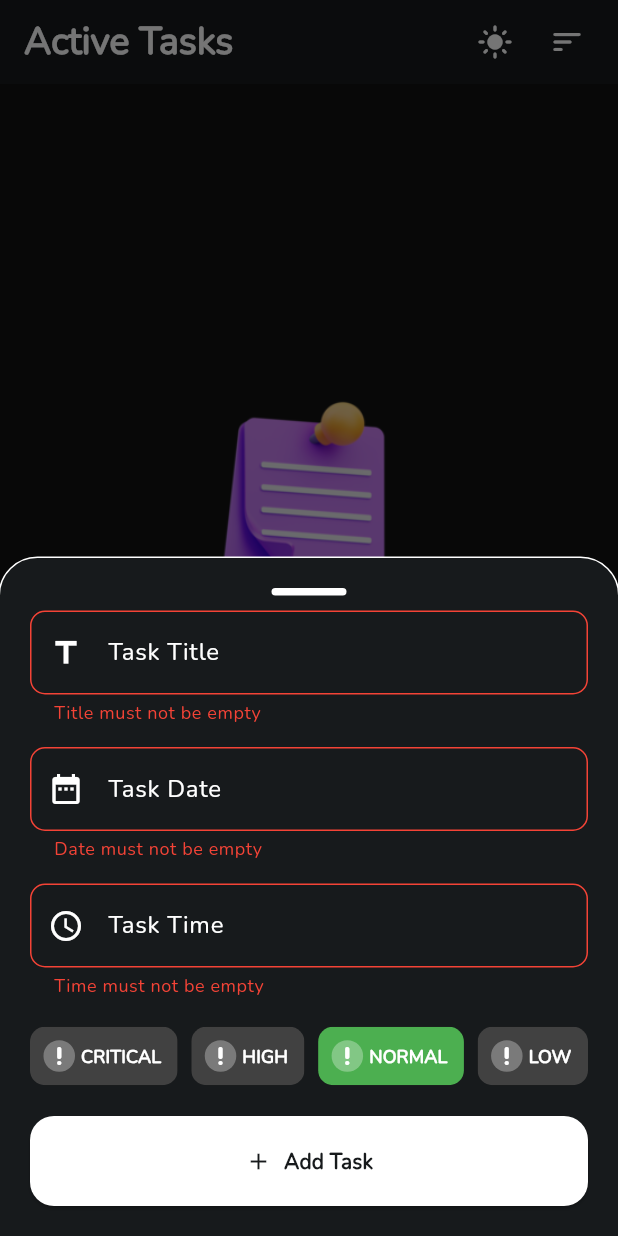
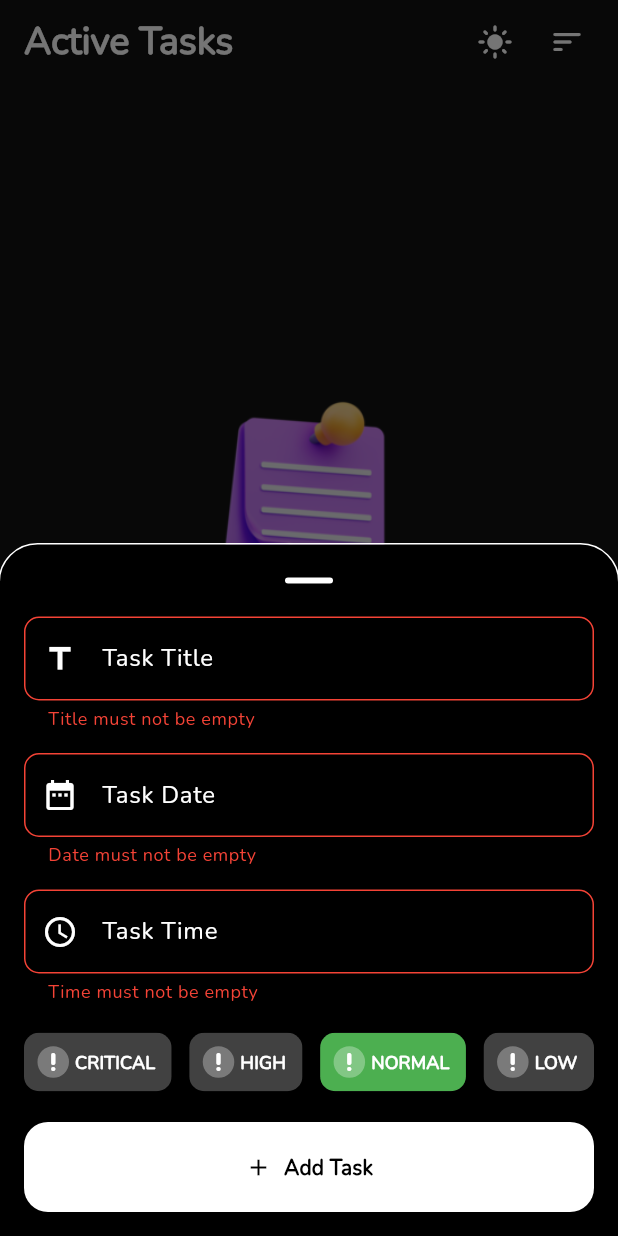
Before and after one commit to Hossam-Sayed/todo, a Flutter app: the screen it shows after launch, item 4 of the bottom bar chosen, after a tap on "Add Task", on a phone screen of 412 x 824 dp. Run offline on Flutter 3.47's test engine with Material 3 defaults, Android fonts, the phone set to English and light mode, and no system bars; our stand-ins replace bloc, flutter_bloc, shared_preferences, sqflite; accounts and stored records are empty.

```diff
--- a/lib/layout/home_layout.dart
+++ b/lib/layout/home_layout.dart
@@ -4,20 +4,13 @@ import 'package:home/shared/components/components.dart';
 import 'package:home/shared/cubit/cubit.dart';
 import 'package:home/shared/cubit/states.dart';
 
-class HomeLayout extends StatefulWidget {
-  const HomeLayout({super.key});
+class HomeLayout extends StatelessWidget {
+  HomeLayout({super.key});
 
-  @override
-  State<HomeLayout> createState() => _HomeLayoutState();
-  static int choiceIndex = 2;
-}
-
-class _HomeLayoutState extends State<HomeLayout> {
-  var scaffoldKey = GlobalKey<ScaffoldState>();
-  var formKey = GlobalKey<FormState>();
-  var titleController = TextEditingController();
-  var timeController = TextEditingController();
-  var dateController = TextEditingController();
+  final formKey = GlobalKey<FormState>();
+  final titleController = TextEditingController();
+  final timeController = TextEditingController();
+  final dateController = TextEditingController();
 
   @override
   Widget build(BuildContext context) {
@@ -30,7 +23,6 @@ class _HomeLayoutState extends State<HomeLayout> {
       builder: (BuildContext context, AppStates state) {
         AppCubit cubit = AppCubit.get(context);
         return Scaffold(
-          key: scaffoldKey,
           appBar: AppBar(
             elevation: 0.0,
             actions: [
@@ -153,7 +145,6 @@ class _HomeLayoutState extends State<HomeLayout> {
                     onFabPress(
                       formKey: formKey,
                       context: context,
-                      scaffoldKey: scaffoldKey,
                       titleController: titleController,
                       timeController: timeController,
                       dateController: dateController,
--- a/lib/main.dart
+++ b/lib/main.dart
@@ -1,5 +1,4 @@
 import 'package:flutter/material.dart';
-import 'package:flutter/services.dart';
 import 'package:flutter_bloc/flutter_bloc.dart';
 import 'package:home/shared/components/constants.dart';
 import 'package:home/shared/cubit/cubit.dart';
@@ -10,9 +9,6 @@ import 'layout/home_layout.dart';
 void main() async {
   Bloc.observer = MyBlocObserver();
   WidgetsFlutterBinding.ensureInitialized();
-  SystemChrome.setEnabledSystemUIMode(
-    SystemUiMode.immersiveSticky,
-  );
   await CacheHelper.init();
   bool? isLight = CacheHelper.getModeData(key: 'isLight');
   runApp(MyApp(isLight));
@@ -35,12 +31,12 @@ class MyApp extends StatelessWidget {
           var cubit = AppCubit.get(context);
           return MaterialApp(
             debugShowCheckedModeBanner: false,
-            home: const HomeLayout(),
+            home: HomeLayout(),
             themeMode: cubit.isLight ? ThemeMode.light : ThemeMode.dark,
             theme: ThemeData(
               colorScheme: const ColorScheme.light(
                 primary: brightColor,
-                background: brightColor,
+                surface: brightColor,
                 secondary: darkColor,
                 error: Colors.red,
               ),
@@ -76,14 +72,14 @@ class MyApp extends StatelessWidget {
               ),
               fontFamily: 'Nunito',
               datePickerTheme: const DatePickerThemeData(
-                todayForegroundColor: MaterialStatePropertyAll(darkColor),
+                todayForegroundColor: WidgetStatePropertyAll(darkColor),
                 cancelButtonStyle: ButtonStyle(
-                  foregroundColor: MaterialStatePropertyAll(Colors.red),
-                  overlayColor: MaterialStatePropertyAll(Color(0x11ff0000)),
+                  foregroundColor: WidgetStatePropertyAll(Colors.red),
+                  overlayColor: WidgetStatePropertyAll(Color(0x11ff0000)),
                 ),
                 confirmButtonStyle: ButtonStyle(
-                  foregroundColor: MaterialStatePropertyAll(darkColor),
-                  overlayColor: MaterialStatePropertyAll(Color(0x11000000)),
+                  foregroundColor: WidgetStatePropertyAll(darkColor),
+                  overlayColor: WidgetStatePropertyAll(Color(0x11000000)),
                 ),
               ),
               timePickerTheme: const TimePickerThemeData(
@@ -91,26 +87,22 @@ class MyApp extends StatelessWidget {
                 dialHandColor: darkColor,
                 hourMinuteTextColor: darkColor,
                 cancelButtonStyle: ButtonStyle(
-                  foregroundColor: MaterialStatePropertyAll(Colors.red),
-                  overlayColor: MaterialStatePropertyAll(Color(0x11ff0000)),
+                  foregroundColor: WidgetStatePropertyAll(Colors.red),
+                  overlayColor: WidgetStatePropertyAll(Color(0x11ff0000)),
                 ),
                 confirmButtonStyle: ButtonStyle(
-                  foregroundColor: MaterialStatePropertyAll(darkColor),
-                  overlayColor: MaterialStatePropertyAll(Color(0x11000000)),
+                  foregroundColor: WidgetStatePropertyAll(darkColor),
+                  overlayColor: WidgetStatePropertyAll(Color(0x11000000)),
                 ),
               ),
             ),
             darkTheme: ThemeData(
               colorScheme: const ColorScheme.dark(
                 primary: darkColor,
-                background: darkColor,
                 secondary: brightColor,
-                // secondary: Color(0x33FFFFFF),
-                // secondary: Color(0xff1f1d2b),
                 error: Colors.red,
               ),
               iconTheme: const IconThemeData(color: brightColor),
-              appBarTheme: const AppBarTheme(backgroundColor: darkColor),
               floatingActionButtonTheme: const FloatingActionButtonThemeData(
                 foregroundColor: darkColor,
                 backgroundColor: brightColor,
@@ -122,11 +114,9 @@ class MyApp extends StatelessWidget {
               bottomNavigationBarTheme: const BottomNavigationBarThemeData(
                 selectedIconTheme: IconThemeData(color: brightColor),
                 unselectedItemColor: Color(0xFF696c73),
-                // backgroundColor: darkColor,
                 type: BottomNavigationBarType.fixed,
                 showUnselectedLabels: false,
                 elevation: 5.0,
-                selectedItemColor: brightColor,
                 selectedLabelStyle: TextStyle(fontWeight: FontWeight.bold),
               ),
               chipTheme: const ChipThemeData(
@@ -142,14 +132,14 @@ class MyApp extends StatelessWidget {
               ),
               fontFamily: 'Nunito',
               datePickerTheme: const DatePickerThemeData(
-                todayForegroundColor: MaterialStatePropertyAll(brightColor),
+                todayForegroundColor: WidgetStatePropertyAll(brightColor),
                 cancelButtonStyle: ButtonStyle(
-                  foregroundColor: MaterialStatePropertyAll(Colors.red),
-                  overlayColor: MaterialStatePropertyAll(Color(0x11ff0000)),
+                  foregroundColor: WidgetStatePropertyAll(Colors.red),
+                  overlayColor: WidgetStatePropertyAll(Color(0x11ff0000)),
                 ),
                 confirmButtonStyle: ButtonStyle(
-                  foregroundColor: MaterialStatePropertyAll(brightColor),
-                  overlayColor: MaterialStatePropertyAll(Color(0x11FFFFFF)),
+                  foregroundColor: WidgetStatePropertyAll(brightColor),
+                  overlayColor: WidgetStatePropertyAll(Color(0x11FFFFFF)),
                 ),
               ),
               timePickerTheme: const TimePickerThemeData(
@@ -157,12 +147,12 @@ class MyApp extends StatelessWidget {
                 dialHandColor: brightColor,
                 hourMinuteTextColor: brightColor,
                 cancelButtonStyle: ButtonStyle(
-                  foregroundColor: MaterialStatePropertyAll(Colors.red),
-                  overlayColor: MaterialStatePropertyAll(Color(0x11ff0000)),
+                  foregroundColor: WidgetStatePropertyAll(Colors.red),
+                  overlayColor: WidgetStatePropertyAll(Color(0x11ff0000)),
                 ),
                 confirmButtonStyle: ButtonStyle(
-                  foregroundColor: MaterialStatePropertyAll(brightColor),
-                  overlayColor: MaterialStatePropertyAll(Color(0x11000000)),
+                  foregroundColor: WidgetStatePropertyAll(brightColor),
+                  overlayColor: WidgetStatePropertyAll(Color(0x11000000)),
                 ),
               ),
             ),
--- a/lib/modules/active_tasks/active_tasks_screen.dart
+++ b/lib/modules/active_tasks/active_tasks_screen.dart
@@ -3,7 +3,6 @@ import 'package:flutter_bloc/flutter_bloc.dart';
 import 'package:home/shared/components/components.dart';
 import 'package:home/shared/cubit/cubit.dart';
 import 'package:home/shared/cubit/states.dart';
-
 
 class ActiveTasksScreen extends StatelessWidget {
   const ActiveTasksScreen({Key? key}) : super(key: key);
--- a/lib/modules/done_tasks/done_tasks_screen.dart
+++ b/lib/modules/done_tasks/done_tasks_screen.dart
@@ -3,7 +3,6 @@ import 'package:flutter_bloc/flutter_bloc.dart';
 import 'package:home/shared/components/components.dart';
 import 'package:home/shared/cubit/cubit.dart';
 import 'package:home/shared/cubit/states.dart';
-
 
 class DoneTasksScreen extends StatelessWidget {
   const DoneTasksScreen({Key? key}) : super(key: key);
--- a/lib/modules/task_details/task_details_screen.dart
+++ b/lib/modules/task_details/task_details_screen.dart
@@ -1,8 +1,6 @@
 import 'package:flutter/material.dart';
-import 'package:home/layout/home_layout.dart';
+import 'package:home/shared/components/components.dart';
 import 'package:home/shared/cubit/cubit.dart';
-
-import '../../shared/components/components.dart';
 
 class TaskDetailsScreen extends StatelessWidget {
   final Map task;
@@ -19,7 +17,7 @@ class TaskDetailsScreen extends StatelessWidget {
     return Scaffold(
       key: scaffoldKey,
       appBar: AppBar(
-        backgroundColor: Theme.of(context).colorScheme.primary,
+        // backgroundColor: Theme.of(context).colorScheme.primary,
         leading: IconButton(
           onPressed: () {
             Navigator.pop(context);
@@ -39,11 +37,7 @@ class TaskDetailsScreen extends StatelessWidget {
         ),
         elevation: 0.0,
       ),
-      body: Container(
-        decoration: BoxDecoration(
-          color: Theme.of(context).colorScheme.primary,
-        ),
-        child: Padding(
+      body: Padding(
         padding: const EdgeInsets.all(20.0),
         child: Column(
           mainAxisAlignment: MainAxisAlignment.start,
@@ -130,22 +124,19 @@ class TaskDetailsScreen extends StatelessWidget {
           ],
         ),
       ),
-      ),
       floatingActionButton: FloatingActionButton(
         onPressed: () {
           titleController.text = task['title'];
           dateController.text = task['date'];
           timeController.text = task['time'];
-          HomeLayout.choiceIndex = task['priority'];
+          AppCubit.get(context).changeChoiceIndex(task['priority']);
           onFabPress(
             formKey: formKey,
             context: context,
-            scaffoldKey: scaffoldKey,
             titleController: titleController,
             dateController: dateController,
             timeController: timeController,
             id: task['id'],
-            isInsert: false,
           );
         },
         // backgroundColor: mainCubit.secondaryColor,
--- a/lib/modules/trash/trash_screen.dart
+++ b/lib/modules/trash/trash_screen.dart
@@ -3,7 +3,6 @@ import 'package:flutter_bloc/flutter_bloc.dart';
 import 'package:home/shared/components/components.dart';
 import 'package:home/shared/cubit/cubit.dart';
 import 'package:home/shared/cubit/states.dart';
-
 
 class TrashScreen extends StatelessWidget {
   const TrashScreen({Key? key}) : super(key: key);
--- a/lib/shared/components/components.dart
+++ b/lib/shared/components/components.dart
@@ -1,6 +1,5 @@
 import 'package:flutter/material.dart';
 import 'package:flutter_bloc/flutter_bloc.dart';
-import 'package:home/layout/home_layout.dart';
 import 'package:home/modules/task_details/task_details_screen.dart';
 import 'package:home/shared/cubit/cubit.dart';
 import 'package:home/shared/cubit/states.dart';
@@ -380,13 +379,12 @@ class PriorityBadge extends StatelessWidget {
 
   @override
   Widget build(BuildContext context) {
-    print('############### Priority: $priority');
     return Container(
       height: 25.0,
       width: 100.0,
       decoration: BoxDecoration(
         borderRadius: BorderRadius.circular(5.0),
-        color: prioritiesColors[priority],
+        color: Priority.fromInt(priority),
       ),
       alignment: AlignmentDirectional.center,
       child: Text(
@@ -503,7 +501,7 @@ Widget buildChip({
           selected: cubit.choiceIndex == chipIndex,
           onSelected: (bool selected) {
             if (selected) {
-              context.read<AppCubit>().changeChoiceIndex(chipIndex);
+              AppCubit.get(context).changeChoiceIndex(chipIndex);
               // cubit.changeChoiceIndex(chipIndex);
             }
           },
@@ -581,31 +579,35 @@ Widget buildCustomContainer(String name) => Container(
 
 void onFabPress({
   required GlobalKey<FormState> formKey,
-  required GlobalKey<ScaffoldState> scaffoldKey,
   required TextEditingController titleController,
   required TextEditingController timeController,
   required TextEditingController dateController,
   required BuildContext context,
-  bool isInsert = true,
   int? id,
 }) {
   showModalBottomSheet(
-    isDismissible: true,
+    showDragHandle: true,
+    isScrollControlled: true,
     context: context,
     builder: (context) => SingleChildScrollView(
       child: Padding(
-        padding: const EdgeInsets.all(20.0),
+        padding: const EdgeInsets.only(
+          left: 16.0,
+          right: 16.0,
+          bottom: 16.0,
+        ),
         child: Column(
+          mainAxisSize: MainAxisSize.min,
           children: [
-            Container(
-              height: 5.0,
-              width: 50.0,
-              decoration: BoxDecoration(
-                color: Theme.of(context).colorScheme.secondary,
-                borderRadius: const BorderRadius.all(Radius.circular(5.0)),
-              ),
-            ),
-            const SizedBox(height: 10.0),
+            // Container(
+            //   height: 5.0,
+            //   width: 50.0,
+            //   decoration: BoxDecoration(
+            //     color: Theme.of(context).colorScheme.secondary,
+            //     borderRadius: const BorderRadius.all(Radius.circular(5.0)),
+            //   ),
+            // ),
+            // const SizedBox(height: 10.0),
             Form(
               key: formKey,
               child: Column(
@@ -637,8 +639,7 @@ void onFabPress({
                             applyDatePickerTheme(context, child),
                       ).then((value) {
                         if (value != null) {
-                          dateController.text =
-                              DateFormat.yMMMd().format(value);
+                          dateController.text = DateFormat.yMMMd().format(value);
                         }
                       });
                     },
@@ -664,8 +665,7 @@ void onFabPress({
                         initialTime: TimeOfDay.now(),
                       ).then((value) {
                         if (value != null) {
-                          timeController.text =
-                              value.format(context).toString();
+                          timeController.text = value.format(context).toString();
                         }
                       });
                     },
@@ -684,23 +684,23 @@ void onFabPress({
                     mainAxisAlignment: MainAxisAlignment.spaceBetween,
                     children: [
                       buildChip(
-                        label: prioritiesLabels[0],
-                        color: prioritiesColors[0],
+                        label: Priority.critical.label,
+                        color: Priority.critical.color,
                         chipIndex: 0,
                       ),
                       buildChip(
-                        label: prioritiesLabels[1],
-                        color: prioritiesColors[1],
+                        label: Priority.high.label,
+                        color: Priority.high.color,
                         chipIndex: 1,
                       ),
                       buildChip(
-                        label: prioritiesLabels[2],
-                        color: prioritiesColors[2],
+                        label: Priority.normal.label,
+                        color: Priority.normal.color,
                         chipIndex: 2,
                       ),
                       buildChip(
-                        label: prioritiesLabels[3],
-                        color: prioritiesColors[3],
+                        label: Priority.low.label,
+                        color: Priority.low.color,
                         chipIndex: 3,
                       ),
                     ],
@@ -709,45 +709,45 @@ void onFabPress({
                   ElevatedButton(
                     onPressed: () {
                       if (formKey.currentState!.validate()) {
-                        if (isInsert) {
+                        if (id == null) {
                           AppCubit.get(context).insertToDB(
                             title: titleController.text,
                             time: timeController.text,
                             date: dateController.text,
-                            priority: HomeLayout.choiceIndex,
+                            priority: AppCubit.get(context).choiceIndex,
                           );
                         } else {
                           AppCubit.get(context).updateTaskDB(
                               title: titleController.text,
                               date: dateController.text,
                               time: timeController.text,
-                              priority: HomeLayout.choiceIndex,
+                              priority: AppCubit.get(context).choiceIndex,
                               id: id);
                         }
                       }
                     },
                     style: ButtonStyle(
-                      shape: const MaterialStatePropertyAll(
+                      shape: const WidgetStatePropertyAll(
                         RoundedRectangleBorder(
                           borderRadius: BorderRadius.all(
                             Radius.circular(16.0),
                           ),
                         ),
                       ),
-                      minimumSize: const MaterialStatePropertyAll(
+                      minimumSize: const WidgetStatePropertyAll(
                         Size(double.infinity, 60.0),
                       ),
-                      backgroundColor: MaterialStatePropertyAll(
+                      backgroundColor: WidgetStatePropertyAll(
                         Theme.of(context).colorScheme.secondary,
                       ),
                     ),
                     child: Row(
                       mainAxisAlignment: MainAxisAlignment.center,
                       children: [
-                        Icon(isInsert ? Icons.add : Icons.save_rounded),
+                        Icon(id == null ? Icons.add : Icons.save_rounded),
                         const SizedBox(width: 8.0),
                         Text(
-                          isInsert ? 'Add Task' : 'Save Task',
+                          id == null ? 'Add Task' : 'Save Task',
                           style: const TextStyle(
                             fontWeight: FontWeight.bold,
                           ),
@@ -775,24 +775,5 @@ void onFabPress({
         ),
       ),
     ),
-  );
-  // .closed.then((value) {
-  //   cubit.changeBottomSheetState(
-  //     isShown: false,
-  //     icon: isInsert ? Icons.add_task : Icons.edit,
-  //     isMainFab: isInsert,
-  //   );
-  //   HomeLayout.choiceIndex = 2;
-  //   titleController.clear();
-  //   timeController.clear();
-  //   dateController.clear();
-  //   SystemChrome.setEnabledSystemUIMode(
-  //     SystemUiMode.immersiveSticky,
-  //   );
-  // });
-  // cubit.changeBottomSheetState(
-  //   isShown: true,
-  //   icon: isInsert ? Icons.add : Icons.save,
-  //   isMainFab: isInsert,
-  // );
+  ).then((value) => AppCubit.get(context).changeChoiceIndex(2));
 }
--- a/lib/shared/components/constants.dart
+++ b/lib/shared/components/constants.dart
@@ -2,20 +2,49 @@ import 'package:bloc/bloc.dart';
 import 'package:flutter/material.dart';
 
 const brightColor = Colors.white;
-const Color darkColor = Color(0xFF171a1c);
+// const Color darkColor = Color(0xFF171a1c);
+const Color darkColor = Colors.black;
 const List<String> prioritiesLabels = ['Critical', 'High', 'Normal', 'Low'];
-const List<ColorSwatch> prioritiesColors = [
-  Colors.red,
-  Colors.orange,
-  Colors.green,
-  Colors.deepPurpleAccent
-];
-List<dynamic> prioritiesLightColors = [
-  Colors.red[50],
-  Colors.orange[50],
-  Colors.green[50],
-  Colors.deepPurple[50]
-];
+
+enum Priority {
+  critical(
+    label: 'Critical',
+    color: Colors.red,
+  ),
+  high(
+    label: 'High',
+    color: Colors.orange,
+  ),
+  normal(
+    label: 'Normal',
+    color: Colors.green,
+  ),
+  low(
+    label: 'Low',
+    color: Colors.deepPurpleAccent,
+  );
+
+  final String label;
+  final Color color;
+
+  const Priority({
+    required this.label,
+    required this.color,
+  });
+
+  static Color fromInt(int typeAsInt) {
+    switch (typeAsInt) {
+      case 0:
+        return Priority.critical.color;
+      case 1:
+        return Priority.high.color;
+      case 2:
+        return Priority.normal.color;
+      default:
+        return Priority.low.color;
+    }
+  }
+}
 
 class MyBlocObserver extends BlocObserver {
   @override
```
Also changed, not shown: lib/shared/cubit/states.dart (line endings or trailing spaces), pubspec.lock. Lines whose indentation alone changed are shown as unchanged.
